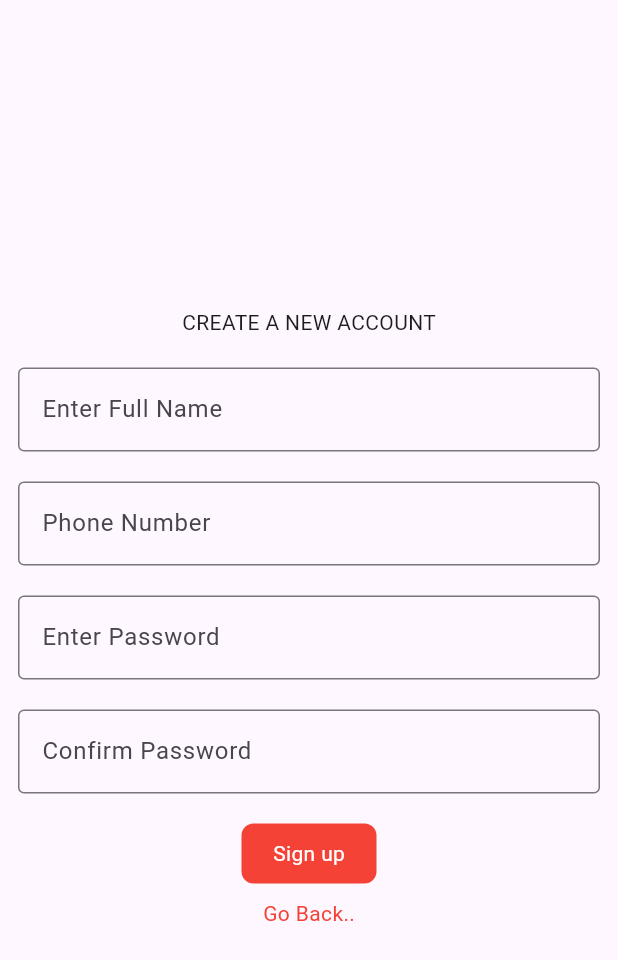
After one commit to vishalsanthosh/exam_foodapp_01-11-24, a Flutter app: the RegistrationScreen screen opened directly, after a tap on "Sign up", on a phone screen of 412 x 824 dp. The commit adds this screen. Shown: the top 960 px of the screen. Run offline on Flutter 3.47's test engine with Material 3 defaults, Android fonts, the phone set to English and light mode, and no system bars; our stand-ins replace hive, hive_flutter; accounts and stored records are empty.

Commit message:
second commit

```diff
--- a/lib/description.dart
+++ b/lib/description.dart
@@ -22,12 +22,15 @@ class DescriptionScreen extends StatelessWidget {
         ],
       ),
       body: Padding(
+
         padding: const EdgeInsets.all(8.0),
         child: SingleChildScrollView(
+
           child: Column(
 
             children: [
               Container(
+
                 height: 300,
                 width: double.infinity,
               child: Image.asset(imagepath),
--- /dev/null
+++ b/lib/reg.dart
@@ -0,0 +1,131 @@
+import 'package:flutter/material.dart';
+import 'package:hive/hive.dart';
+import 'package:mini_project4/login.dart';
+
+class RegistrationScreen extends StatefulWidget {
+  const RegistrationScreen({super.key});
+
+  @override
+  State<RegistrationScreen> createState() => _RegistrationScreenState();
+}
+
+class _RegistrationScreenState extends State<RegistrationScreen> {
+  late Box box;
+  TextEditingController name=TextEditingController();
+  TextEditingController mob=TextEditingController();
+  TextEditingController pass=TextEditingController();
+  TextEditingController cpass=TextEditingController();
+  List<Map<String,String>>infoS=[];
+  String _regMsg="";
+  @override
+  void initState(){
+    super.initState();
+    box=Hive.box('mybox');
+  }
+  Widget build(BuildContext context) {
+    return Scaffold(
+    body: Padding(
+      padding: const EdgeInsets.all(12.0),
+      child: Column(
+        mainAxisAlignment: MainAxisAlignment.center,
+        crossAxisAlignment: CrossAxisAlignment.center,
+        children: [
+        Text("CREATE A NEW ACCOUNT"),
+        SizedBox(height: 20,),
+        TextFormField(
+          controller: name,
+          decoration: InputDecoration(border: OutlineInputBorder(),
+          hintText: "Enter Full Name"
+          ),
+        ),
+         SizedBox(height: 20,),
+        TextFormField(
+          controller: mob,
+          decoration: InputDecoration(border: OutlineInputBorder(),
+          hintText: "Phone Number"
+          ),
+        ),
+         SizedBox(height: 20,),
+        TextFormField(
+          controller: pass,
+          decoration: InputDecoration(border: OutlineInputBorder(),
+          hintText: "Enter Password"
+          ),
+        ),
+         SizedBox(height: 20,),
+        TextFormField(
+          controller: cpass,
+          decoration: InputDecoration(border: OutlineInputBorder(),
+          hintText: "Confirm Password"
+          ),
+          onChanged: (value) {
+            setState(() {
+              _regMsg="";
+            });
+          },
+        ),
+        SizedBox(height: 20,),
+        GestureDetector(
+          onTap: (){
+           setState(() {
+                      if (
+                         name.text.isEmpty ||
+                            mob.text.isEmpty ||
+                            pass.text.isEmpty ||
+                            cpass.text.isEmpty ) {
+                          _regMsg= "All fields are required.";
+                          return;
+                     }
+                     if ( pass.text !=
+                             cpass.text) {
+                          _regMsg = "Passwords do not match.";
+                          return;
+                        }
+
+                         infoS.add({
+                          'fullname':  name.text,
+
+                          'password': pass.text,
+                          'confirm':cpass.text,
+                          'phone': mob.text
+                        });
+                         box.put(
+                          'infoList',
+                         infoS
+                              .map((e) => Map<String, dynamic>.from(e))
+                              .toList(),
+                        );
+
+
+                           name.clear();
+                           pass.clear();
+                          cpass.clear();
+                          mob.clear();
+                           _regMsg = "Registration Successful";
+
+                     Navigator.push(context, MaterialPageRoute(builder: (context)=>LoginPage()));
+
+
+                    });
+                    print("Registered Items:$infoS");
+          },
+          child: Container(
+            height: 40,
+            width: 90,
+            decoration: BoxDecoration(color: Colors.red,borderRadius: BorderRadius.circular(8)),
+            child: Center(child: Text("Sign up",style: TextStyle(color: Colors.white),)),
+
+          ),
+        ),
+        SizedBox(height: 10,),
+        GestureDetector(
+          onTap: () {
+            Navigator.pop(context);
+          },
+          child: Text("Go Back..",style: TextStyle(color: Colors.red),))
+        ],
+      ),
+    ),
+    );
+  }
+}
--- a/pubspec.yaml
+++ b/pubspec.yaml
@@ -35,6 +35,8 @@ dependencies:
   # Use with the CupertinoIcons class for iOS style icons.
   cupertino_icons: ^1.0.8
   lottie: ^3.1.3
+  hive: ^2.2.3
+  hive_flutter: ^1.1.0
 
 dev_dependencies:
   flutter_test:
```
Also changed, not shown: lib/list.dart (+8 -6 lines), lib/loading.dart (+13 -2 lines), lib/login.dart (added, +104 -0 lines), lib/main.dart (+6 -2 lines), pubspec.lock, 1 other file.
